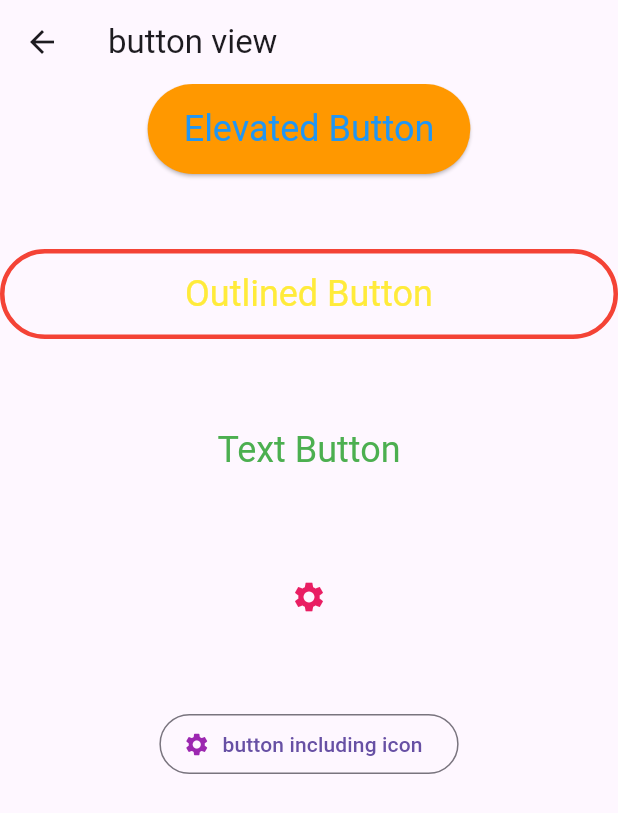
After one commit to sumitjr3/widgets_flutter, a Flutter app: the buttonView screen opened by its route, on a phone screen of 412 x 824 dp. The commit adds this screen. Shown: the top 813 px of the screen. Run offline on Flutter 3.47's test engine with Material 3 defaults, Android fonts, the phone set to English and light mode, and no system bars.

Commit message:
different buttons added and image added

```diff
--- a/lib/constants/routes.dart
+++ b/lib/constants/routes.dart
@@ -1,4 +1,5 @@
 import 'package:widgets_flutter/views/ListView/staticList.dart';
+import 'package:widgets_flutter/views/buttonView.dart';
 import 'package:widgets_flutter/views/cardview/simplecard.dart';
 
 const ContainerRoute = '/container/';
@@ -11,3 +12,5 @@ const listviewSeperatorRoute = '/seperator listview/';
 const cardViewRoute = '/cardview/';
 const simpleCardRoute = '/simple card/';
 const cardInListRoute = '/list card/';
+const imageViewRoute = '/image view/';
+const buttonViewRoute = '/button view/';
--- /dev/null
+++ b/lib/views/buttonView.dart
@@ -0,0 +1,82 @@
+import 'package:flutter/material.dart';
+
+class buttonView extends StatefulWidget {
+  const buttonView({super.key});
+
+  @override
+  State<buttonView> createState() => _buttonViewState();
+}
+
+class _buttonViewState extends State<buttonView> {
+  @override
+  Widget build(BuildContext context) {
+    return Scaffold(
+      appBar: AppBar(
+        title: const Text('button view'),
+      ),
+      body: Column(
+        children: [
+          ElevatedButton(
+            onPressed: () {},
+            style: ElevatedButton.styleFrom(
+              minimumSize: const Size(200, 60),
+              textStyle: const TextStyle(fontSize: 24),
+              primary: Colors.orange,
+              onPrimary: Colors.blue,
+            ),
+            child: const Text('Elevated Button'),
+          ),
+          const SizedBox(
+            height: 50,
+            width: 100,
+          ),
+          OutlinedButton(
+            onPressed: () {},
+            style: OutlinedButton.styleFrom(
+                minimumSize: const Size.fromHeight(60),
+                textStyle: const TextStyle(fontSize: 24),
+                primary: Colors.yellow,
+                side: const BorderSide(width: 3, color: Colors.red)),
+            child: const Text('Outlined Button'),
+          ),
+          const SizedBox(
+            height: 50,
+            width: 100,
+          ),
+          TextButton(
+            onPressed: () {},
+            style: TextButton.styleFrom(
+              padding: const EdgeInsets.symmetric(horizontal: 40, vertical: 10),
+              textStyle: const TextStyle(fontSize: 24),
+              primary: Colors.green,
+            ),
+            child: const Text('Text Button'),
+          ),
+          const SizedBox(
+            height: 50,
+            width: 100,
+          ),
+          IconButton(
+            onPressed: () {},
+            icon: const Icon(
+              Icons.settings,
+              color: Colors.pink,
+            ),
+          ),
+          const SizedBox(
+            height: 50,
+            width: 100,
+          ),
+          OutlinedButton.icon(
+            icon: const Icon(
+              Icons.settings,
+              color: Colors.purple,
+            ),
+            onPressed: () {},
+            label: const Text('button including icon'),
+          ),
+        ],
+      ),
+    );
+  }
+}
--- a/pubspec.yaml
+++ b/pubspec.yaml
@@ -17,3 +17,5 @@ dev_dependencies:
 
 flutter:
   uses-material-design: true
+  assets:
+    - lib/assets/images/
```
Also changed, not shown: lib/main.dart (+10 -0 lines), lib/views/imageView.dart (added, +26 -0 lines), lib/assets/images/image.png (added).
